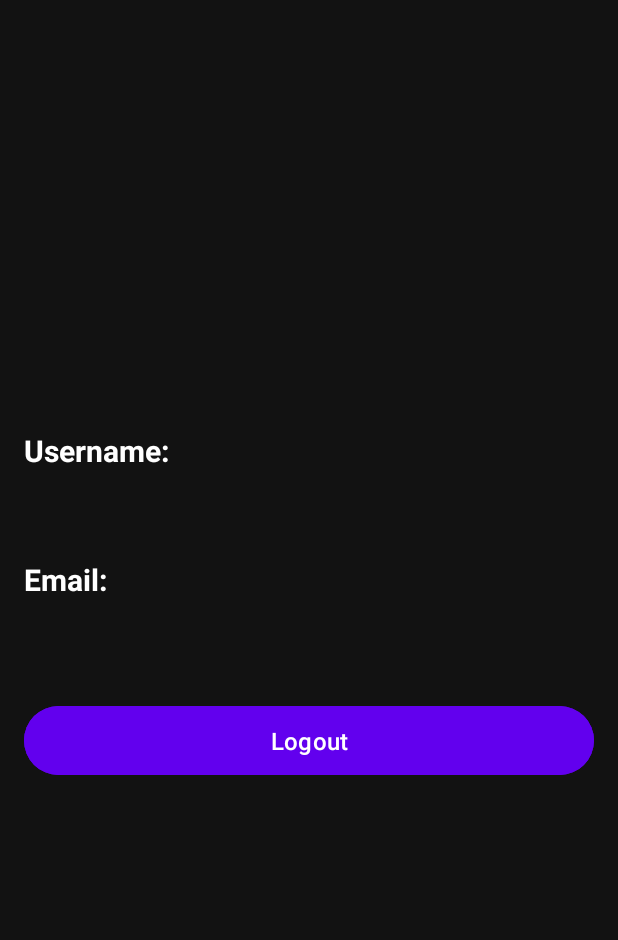
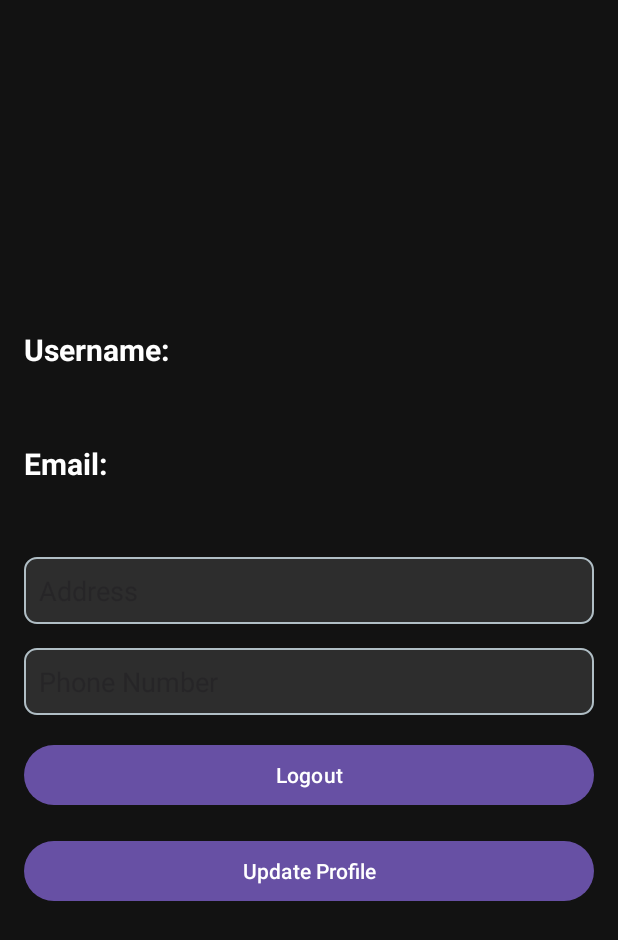
Before and after one commit to Vora-Namra/QuickShop, an Android app: the layout fragment_profile.xml on its own in the app's theme, with its tools: preview values and no code run, on a phone screen of 412 x 824 dp. Shown: the top 940 px of the screen. Run offline under Robolectric (Android 15) with nearby library versions, the phone set to English and light mode, and no system bars.

Commit message:
updated User Profile Page with database Conflict of attribute

```diff
--- a/app/build.gradle.kts
+++ b/app/build.gradle.kts
@@ -33,8 +33,9 @@ android {
 
 dependencies {
     implementation("com.squareup.picasso:picasso:2.71828")
-    implementation("com.github.bumptech.glide:glide:4.14.2")
     implementation("com.squareup.picasso:picasso:2.71828")
+    implementation("com.github.bumptech.glide:glide:4.15.1")
+    annotationProcessor("com.github.bumptech.glide:compiler:4.15.1")
 
 
 
--- a/app/src/main/res/layout/fragment_profile.xml
+++ b/app/src/main/res/layout/fragment_profile.xml
@@ -18,17 +18,17 @@
             android:text="Username:"
             android:textStyle="bold"
             android:textColor="#FFFFFF"
-        android:textSize="20dp"
-        android:layout_marginBottom="8dp" />
+            android:textSize="20sp"
+            android:layout_marginBottom="8dp" />
 
         <!-- Username Value -->
         <TextView
             android:id="@+id/tv_username"
             android:layout_width="wrap_content"
             android:layout_height="wrap_content"
-            android:textColor="#B0BEC5"
-        android:textSize="25dp"
-        android:layout_marginBottom="16dp" />
+            android:textColor="#FFFFFF"
+            android:textSize="18sp"
+            android:layout_marginBottom="16dp" />
 
         <!-- Email Label -->
         <TextView
@@ -37,17 +37,39 @@
             android:text="Email:"
             android:textStyle="bold"
             android:textColor="#FFFFFF"
-        android:textSize="20dp"
-        android:layout_marginBottom="8dp" />
+            android:textSize="20sp"
+            android:layout_marginBottom="8dp" />
 
         <!-- Email Value -->
         <TextView
             android:id="@+id/tv_email"
             android:layout_width="wrap_content"
             android:layout_height="wrap_content"
-            android:textColor="#B0BEC5"
-        android:textSize="25dp"
-        android:layout_marginBottom="24dp" />
+            android:textColor="#FFFFFF"
+            android:textSize="18sp"
+            android:layout_marginBottom="16dp" />
+
+        <!-- Address Input -->
+        <EditText
+            android:id="@+id/et_address"
+            android:layout_width="match_parent"
+            android:layout_height="wrap_content"
+            android:hint="Address"
+            android:inputType="text"
+            android:layout_marginBottom="16dp"
+            android:padding="10dp"
+            android:background="@drawable/edit_text_background" />
+
+        <!-- Phone Input -->
+        <EditText
+            android:id="@+id/et_phone"
+            android:layout_width="match_parent"
+            android:layout_height="wrap_content"
+            android:hint="Phone Number"
+            android:inputType="phone"
+            android:layout_marginBottom="16dp"
+            android:padding="10dp"
+            android:background="@drawable/edit_text_background" />
 
         <!-- Logout Button -->
         <Button
@@ -55,10 +77,13 @@
             android:layout_width="match_parent"
             android:layout_height="wrap_content"
             android:text="Logout"
-            android:textColor="#FFFFFF"
-        android:backgroundTint="#6200EE"
-        android:textSize="16sp"
-        android:layout_marginBottom="16dp"
-        android:padding="12dp" />
+            android:layout_marginBottom="16dp" />
+
+        <!-- Update Button -->
+        <Button
+            android:id="@+id/btn_update"
+            android:layout_width="match_parent"
+            android:layout_height="wrap_content"
+            android:text="Update Profile" />
     </LinearLayout>
 </ScrollView>
```
Also changed, not shown: app/src/main/java/com/example/ecommerceapp/DatabaseHelper.java (+139 -108 lines), app/src/main/java/com/example/ecommerceapp/ProfileFragment.java (+22 -1 lines), app/src/main/java/com/example/ecommerceapp/RegisterFragment.java (+18 -4 lines), app/src/main/java/com/example/ecommerceapp/User.java (+28 -14 lines), app/src/main/res/layout/fragment_register.xml (+30 -0 lines).
